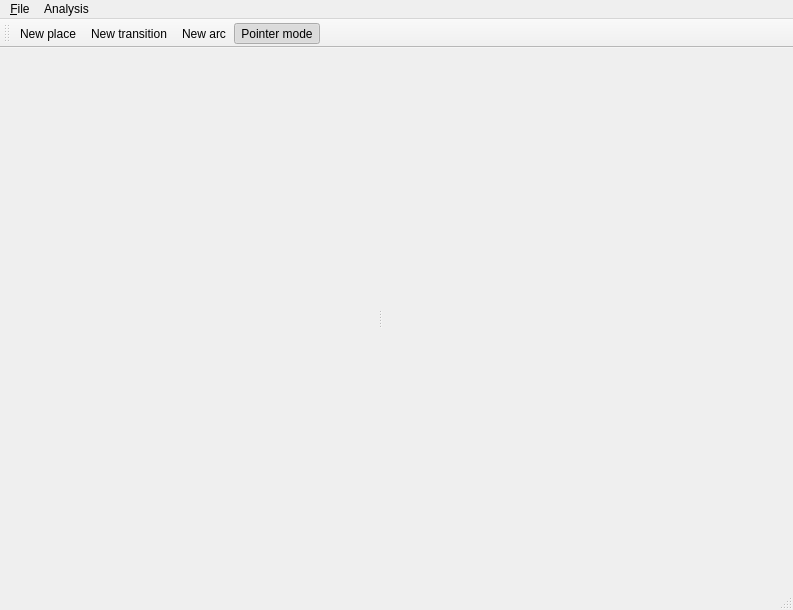
The window that PeTedit/MainWindow.ui (jonasfj/PeTe) describes before a commit, drawn with Qt 5.
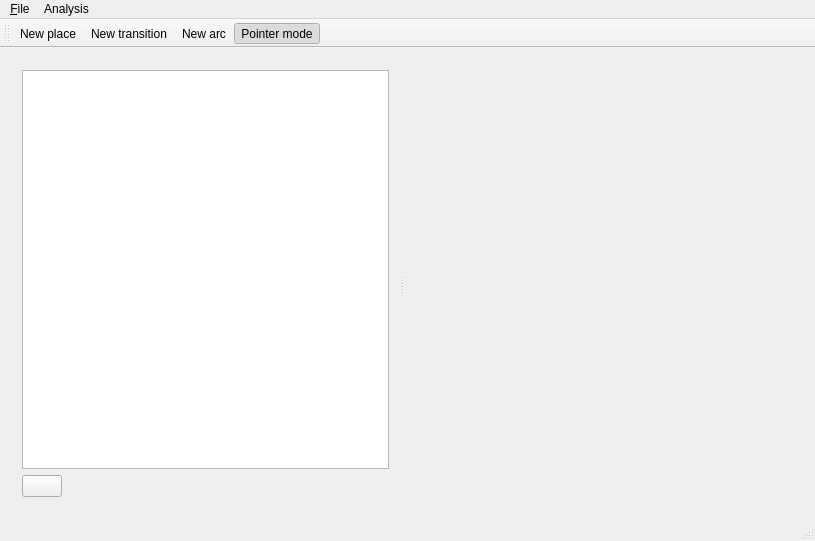
The same window after the commit.

Commit message: UI support for adding variables

Diff of the .ui file:
```diff
--- a/PeTedit/MainWindow.ui
+++ b/PeTedit/MainWindow.ui
@@ -6,21 +6,54 @@
    <rect>
     <x>0</x>
     <y>0</y>
-    <width>793</width>
-    <height>610</height>
+    <width>815</width>
+    <height>541</height>
    </rect>
   </property>
   <property name="windowTitle">
    <string>MainWindow</string>
   </property>
   <widget class="QWidget" name="centralWidget">
-   <layout class="QHBoxLayout" name="horizontalLayout">
+   <layout class="QVBoxLayout" name="verticalLayout_2">
     <item>
      <widget class="QSplitter" name="splitter">
       <property name="orientation">
        <enum>Qt::Horizontal</enum>
       </property>
-      <widget class="QWidget" name="panel" native="true"/>
+      <widget class="QWidget" name="verticalLayoutWidget">
+       <layout class="QVBoxLayout" name="verticalLayout">
+        <item>
+         <widget class="QTableView" name="variableView"/>
+        </item>
+        <item>
+         <layout class="QHBoxLayout" name="horizontalLayout">
+          <item>
+           <widget class="QPushButton" name="addVariable">
+            <property name="toolTip">
+             <string>Add variable</string>
+            </property>
+            <property name="text">
+             <string/>
+            </property>
+           </widget>
+          </item>
+          <item>
+           <spacer name="horizontalSpacer">
+            <property name="orientation">
+             <enum>Qt::Horizontal</enum>
+            </property>
+            <property name="sizeHint" stdset="0">
+             <size>
+              <width>40</width>
+              <height>20</height>
+             </size>
+            </property>
+           </spacer>
+          </item>
+         </layout>
+        </item>
+       </layout>
+      </widget>
       <widget class="QTabWidget" name="tabWidget">
        <property name="sizePolicy">
         <sizepolicy hsizetype="Expanding" vsizetype="Expanding">
@@ -62,8 +95,8 @@
     <rect>
      <x>0</x>
      <y>0</y>
-     <width>793</width>
-     <height>24</height>
+     <width>815</width>
+     <height>25</height>
     </rect>
    </property>
    <widget class="QMenu" name="menu_File">
```
The commit also changes 2 other files.
